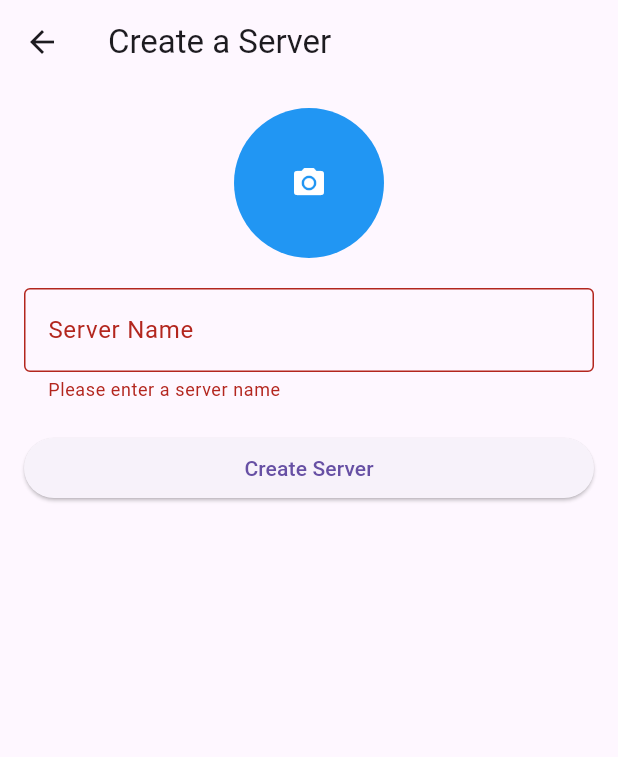
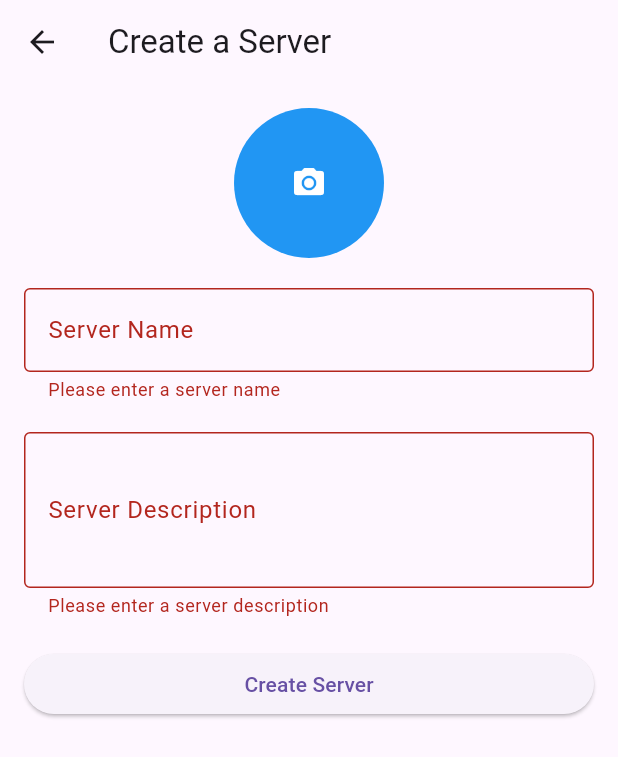
Before and after one commit to sillonjeu/Discord-Front, a Flutter app: the CreateServerPage screen opened directly with empty values, after a tap on "Create Server", on a phone screen of 412 x 824 dp. Shown: the top 757 px of the screen. Run offline on Flutter 3.47's test engine with Material 3 defaults, Android fonts, the light colour scheme and no system bars; our stand-ins replace image_picker.

Commit message:
feat: 서버 백엔드 보내는 로직 주석으로 추가

```diff
--- a/lib/config/server.dart
+++ b/lib/config/server.dart
@@ -6,6 +6,7 @@ class Server {
   final String name;
   final File image;
   final List<String> invitedFriends;
+  final String description;
 
-  Server({required this.name, required this.image, required this.invitedFriends});
+  Server({required this.name, required this.image, required this.invitedFriends, required this.description});
 }
--- a/lib/screen/create_server_page.dart
+++ b/lib/screen/create_server_page.dart
@@ -1,9 +1,9 @@
 import 'package:flutter/material.dart';
 import 'package:discord_front/config/server.dart';
+import 'dart:io';
+import 'package:image_picker/image_picker.dart';
+import 'package:provider/provider.dart';
 import 'package:discord_front/config/server_list.dart';
-import 'package:image_picker/image_picker.dart';
-import 'dart:io';
-import 'package:provider/provider.dart';
 import 'package:discord_front/screen/friends_list_page.dart';
 
 class CreateServerPage extends StatefulWidget {
@@ -18,6 +18,7 @@ class CreateServerPage extends StatefulWidget {
 class _CreateServerPageState extends State<CreateServerPage> {
   final _formKey = GlobalKey<FormState>();
   final _serverNameController = TextEditingController();
+  final _serverDescriptionController = TextEditingController();
   File? _image;
 
   Future<void> _pickImage() async {
@@ -31,16 +32,15 @@ class _CreateServerPageState extends State<CreateServerPage> {
 
   void _createServer() {
     if (_formKey.currentState!.validate()) {
-      // _image가 null일 경우 기본 이미지 사용
       File imageFile = _image ?? File('lib/assets/default_server_image.png');
 
       Server newServer = Server(
         name: _serverNameController.text,
+        description: _serverDescriptionController.text, // 서버 설명 추가
+        image: imageFile,
         invitedFriends: [],
-        image: imageFile, // null 체크 후 사용
       );
 
-      // ServerList에 새로운 서버 추가
       Provider.of<ServerList>(context, listen: false).addServer(newServer);
 
       Navigator.push(
@@ -58,6 +58,7 @@ class _CreateServerPageState extends State<CreateServerPage> {
   @override
   void dispose() {
     _serverNameController.dispose();
+    _serverDescriptionController.dispose();
     super.dispose();
   }
 
@@ -102,6 +103,21 @@ class _CreateServerPageState extends State<CreateServerPage> {
               },
             ),
             SizedBox(height: 20),
+            TextFormField(
+              controller: _serverDescriptionController,
+              decoration: InputDecoration(
+                labelText: 'Server Description',
+                border: OutlineInputBorder(),
+              ),
+              maxLines: 3,
+              validator: (value) {
+                if (value == null || value.isEmpty) {
+                  return 'Please enter a server description';
+                }
+                return null;
+              },
+            ),
+            SizedBox(height: 20),
             ElevatedButton(
               onPressed: _createServer,
               child: Text('Create Server'),
--- a/lib/screen/friends_list_page.dart
+++ b/lib/screen/friends_list_page.dart
@@ -9,7 +9,6 @@ class FriendsListPage extends StatefulWidget {
 
   FriendsListPage({Key? key, required this.server, required this.useremail})
       : super(key: key);
-
   @override
   _FriendsListPageState createState() => _FriendsListPageState();
 }
@@ -34,6 +33,44 @@ class _FriendsListPageState extends State<FriendsListPage> {
     });
   }
 
+  // 백엔드 서버로 데이터를 보내는 함수. 실제 연동 시 주석을 제거하기
+  Future<void> _sendServerData() async {
+    /*
+    var uri = Uri.parse('http://ec2-43-202-89-80.ap-northeast-2.compute.amazonaws.com:8080/server');
+    var request = http.MultipartRequest('POST', uri);
+
+    // 서버 이미지 파일이 있으면 요청에 추가
+    if (widget.server.image != null) {
+      request.files.add(
+        http.MultipartFile(
+          'serverImage',
+          widget.server.image.readAsBytes().asStream(),
+          widget.server.image.lengthSync(),
+          filename: widget.server.image.path.split("/").last,
+        ),
+      );
+    }
+    // 서버 정보를 JSON 형태로 변환하여 요청에 추가
+    request.fields['serverInfo'] = json.encode({
+      'name': widget.server.name,
+      'description': widget.server.description,
+    });
+
+    // 초대된 친구 목록을 JSON 형태로 변환하여 요청에 추가
+    request.fields['friendList'] = json.encode(_invitedFriends.toList());
+
+    // 요청을 보내고 결과를 받기
+    var response = await request.send();
+
+    if (response.statusCode == 200) {
+      // 성공적으로 데이터가 전송되었을 때의 처리를 여기에 작성 나중에 해야징~
+    } else {
+      // 오류 처리
+    }
+    */
+  }
+
+
   void _skipOrComplete() {
     // Replace with actual server list logic
     List<Server> dummyServers = [
@@ -41,21 +78,25 @@ class _FriendsListPageState extends State<FriendsListPage> {
         name: 'Server 1',
         image: File('lib/assets/default_server_image.png'),
         invitedFriends: ["Q", "B", "C"],
+        description: "Server 1",
       ),
       Server(
         name: 'Server 2',
         image: File('lib/assets/default_server_image.png'),
         invitedFriends: ["Q", "B", "C"],
+        description: "Server 2",
       ),
       Server(
         name: 'Server 3',
         image: File('lib/assets/default_server_image.png'),
         invitedFriends: ["Q", "B", "C"],
+        description: "Server 3",
       ),
       Server(
         name: 'Server 4',
         image: File('lib/assets/default_server_image.png'),
         invitedFriends: ["Q", "B", "C"],
+        description: "Server 4",
       ),
       // 추가 서버 정보를 여기에 포함시킵니다.
     ];
@@ -69,6 +110,7 @@ class _FriendsListPageState extends State<FriendsListPage> {
           serverImage: widget.server.image,
           serverList: dummyServers, // Replace with actual data
           useremail: widget.useremail,
+          description: widget.server.description,
         ),
       ),
     );
--- a/lib/screen/server_page.dart
+++ b/lib/screen/server_page.dart
@@ -11,6 +11,7 @@ class ServerPage extends StatefulWidget {
   final File? serverImage;
   final List<Server> serverList;
   final String useremail;
+  final String description;
 
   ServerPage({
     required this.serverName,
@@ -18,6 +19,7 @@ class ServerPage extends StatefulWidget {
     this.serverImage,
     required this.serverList,
     required this.useremail,
+    required this.description,
   });
 
   @override
@@ -80,6 +82,7 @@ class _ServerPageState extends State<ServerPage> {
                       serverImage: server.image,
                       serverList: widget.serverList,
                       useremail: widget.useremail,
+                      description: widget.description,
                     ),
                   ),
                 );
```
